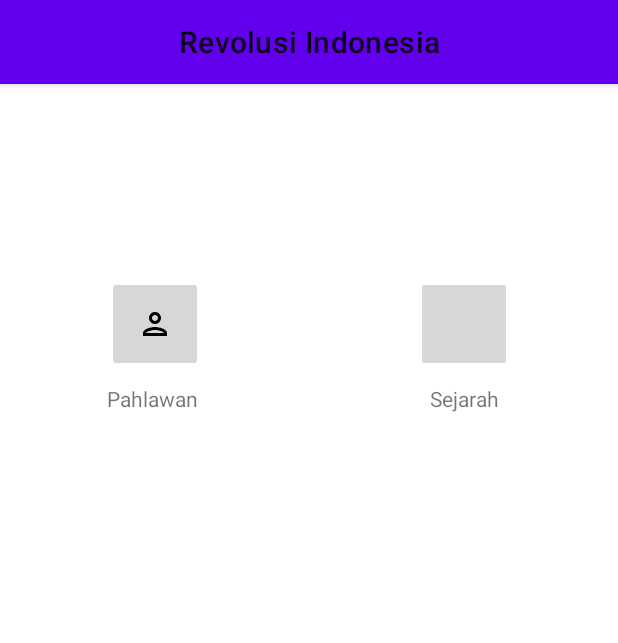
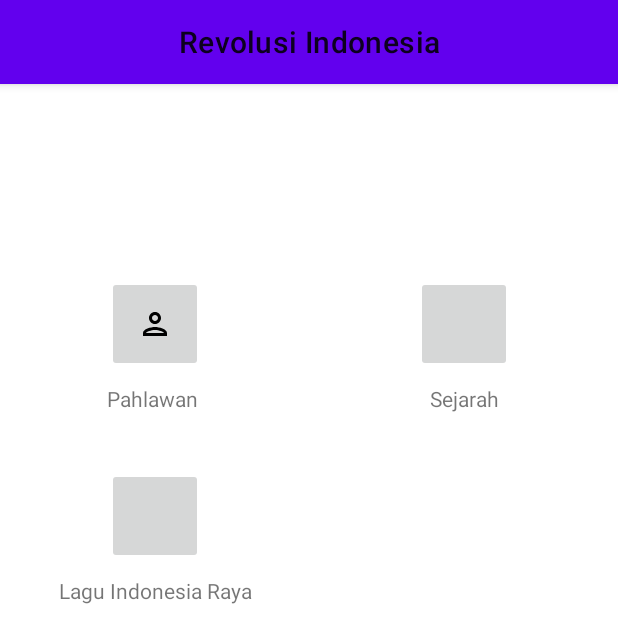
Before and after one commit to faizauthar12/Android_Revolusi_Indonesia_ida, an Android app: the screen it shows after launch (HomeActivity), on a phone screen of 412 x 824 dp. Shown: the top 643 px of the screen. Run offline under Robolectric (Android 15) with nearby library versions, the phone set to English and light mode, and no system bars.

Commit message:
Home: Add Lagu Indonesia Raya Button

```diff
--- a/app/src/main/java/io/faizauthar12/github/revolusiindonesia/ui/home/HomeActivity.kt
+++ b/app/src/main/java/io/faizauthar12/github/revolusiindonesia/ui/home/HomeActivity.kt
@@ -7,6 +7,7 @@ import io.faizauthar12.github.revolusiindonesia.R
 import io.faizauthar12.github.revolusiindonesia.databinding.ActivityHomeBinding
 import io.faizauthar12.github.revolusiindonesia.databinding.ContentHomeBinding
 import io.faizauthar12.github.revolusiindonesia.ui.heroes.HeroesActivity
+import io.faizauthar12.github.revolusiindonesia.ui.lagu.LaguActivity
 import io.faizauthar12.github.revolusiindonesia.ui.sejarah.SejarahActivity
 
 class HomeActivity : AppCompatActivity() {
@@ -34,5 +35,11 @@ class HomeActivity : AppCompatActivity() {
                 startActivity(this)
             }
         }
+
+        contentHome.ibLagu.setOnClickListener {
+            Intent(this, LaguActivity::class.java).apply {
+                startActivity(this)
+            }
+        }
     }
 }
--- a/app/src/main/res/layout/content_home.xml
+++ b/app/src/main/res/layout/content_home.xml
@@ -47,6 +47,24 @@
         app:layout_constraintStart_toStartOf="@+id/ib_sejarah"
         app:layout_constraintTop_toBottomOf="@+id/ib_sejarah" />
 
+    <ImageButton
+        android:id="@+id/ib_lagu"
+        android:layout_width="64dp"
+        android:layout_height="64dp"
+        android:layout_marginTop="32dp"
+        app:layout_constraintEnd_toStartOf="@+id/vertical_centerline"
+        app:layout_constraintStart_toStartOf="parent"
+        app:layout_constraintTop_toTopOf="@+id/horizontal_centerline" />
+
+    <TextView
+        android:layout_width="wrap_content"
+        android:layout_height="wrap_content"
+        android:layout_marginTop="8dp"
+        android:text="Lagu Indonesia Raya"
+        app:layout_constraintEnd_toEndOf="@+id/ib_lagu"
+        app:layout_constraintStart_toStartOf="@+id/ib_lagu"
+        app:layout_constraintTop_toBottomOf="@+id/ib_lagu" />
+
     <androidx.constraintlayout.widget.Guideline
         android:id="@+id/vertical_centerline"
         android:layout_width="wrap_content"
```
